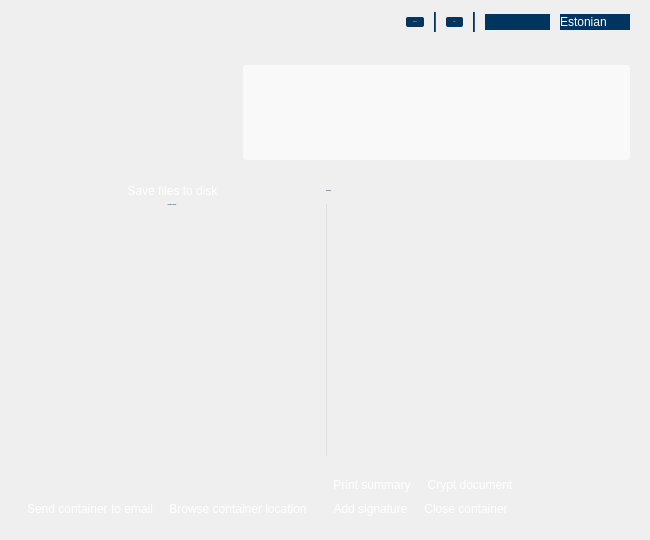
Before: the Qt Designer form qdigidocclient/trunk/src/ui/MainWindow.ui in tixsys/esteid, drawn with Qt 5.
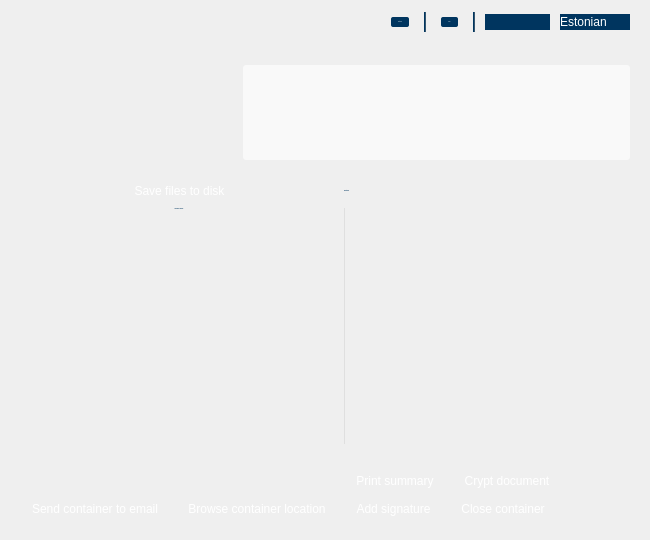
After: the same form once the commit is applied. The open tabs and pages were chosen to show the change. Icons and pictures are not drawn.

Commit message: qdigidocclient: adjust ui

Diff of the .ui file:
```diff
--- a/qdigidocclient/trunk/src/ui/MainWindow.ui
+++ b/qdigidocclient/trunk/src/ui/MainWindow.ui
@@ -85,6 +85,8 @@
 border: 0px;
 border-radius: 2px;
 padding: 4px 7px;
+margin-left: 5px;
+margin-right: 5px;
 min-width: 75px;
 }
 
@@ -834,8 +836,8 @@
               </property>
               <property name="sizeHint" stdset="0">
                <size>
-                <width>40</width>
-                <height>20</height>
+                <width>0</width>
+                <height>0</height>
                </size>
               </property>
              </spacer>
@@ -913,7 +915,7 @@
               <rect>
                <x>0</x>
                <y>0</y>
-               <width>296</width>
+               <width>276</width>
                <height>232</height>
               </rect>
              </property>
@@ -1072,7 +1074,6 @@
    </item>
   </layout>
  </widget>
- <layoutdefault spacing="2" margin="2"/>
  <resources>
   <include location="../rc/qdigidocclient.qrc"/>
  </resources>
```
